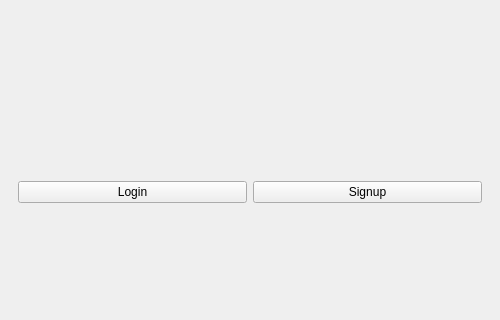
This is ToDoListServer/firstpage.ui in captain-moji/To_Do_List_Project as Qt 5 draws it before an edit; both pictures show x 0 to 500 and y 180 to 500 of the 500 by 500 pixel window. The edited form follows.
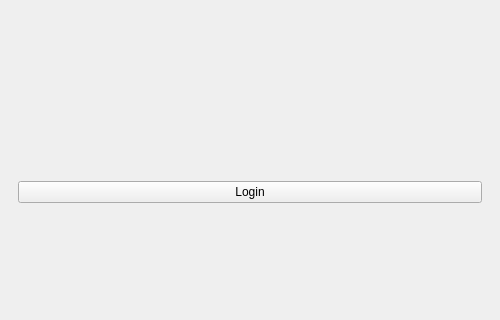
This is the edited form. Icons and pictures are not drawn.

What changed in the file:
```diff
--- a/ToDoListServer/firstpage.ui
+++ b/ToDoListServer/firstpage.ui
@@ -58,13 +58,6 @@
          </property>
         </widget>
        </item>
-       <item>
-        <widget class="QPushButton" name="first_page_signup_BTN">
-         <property name="text">
-          <string>Signup</string>
-         </property>
-        </widget>
-       </item>
       </layout>
      </widget>
     </item>
```
